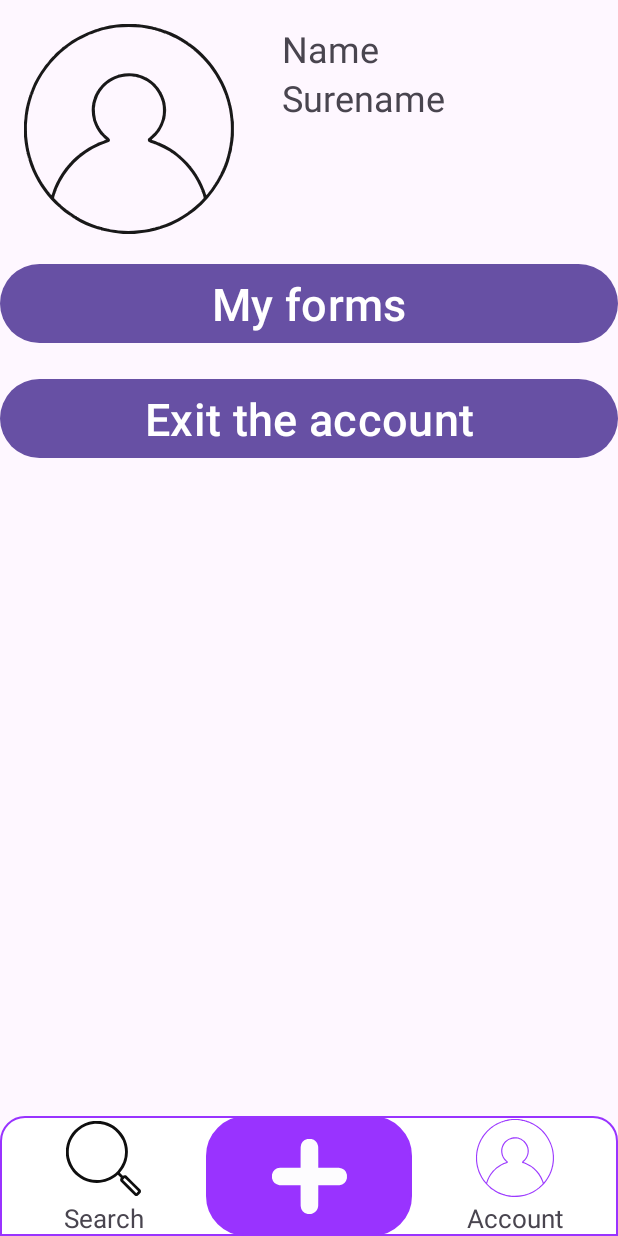
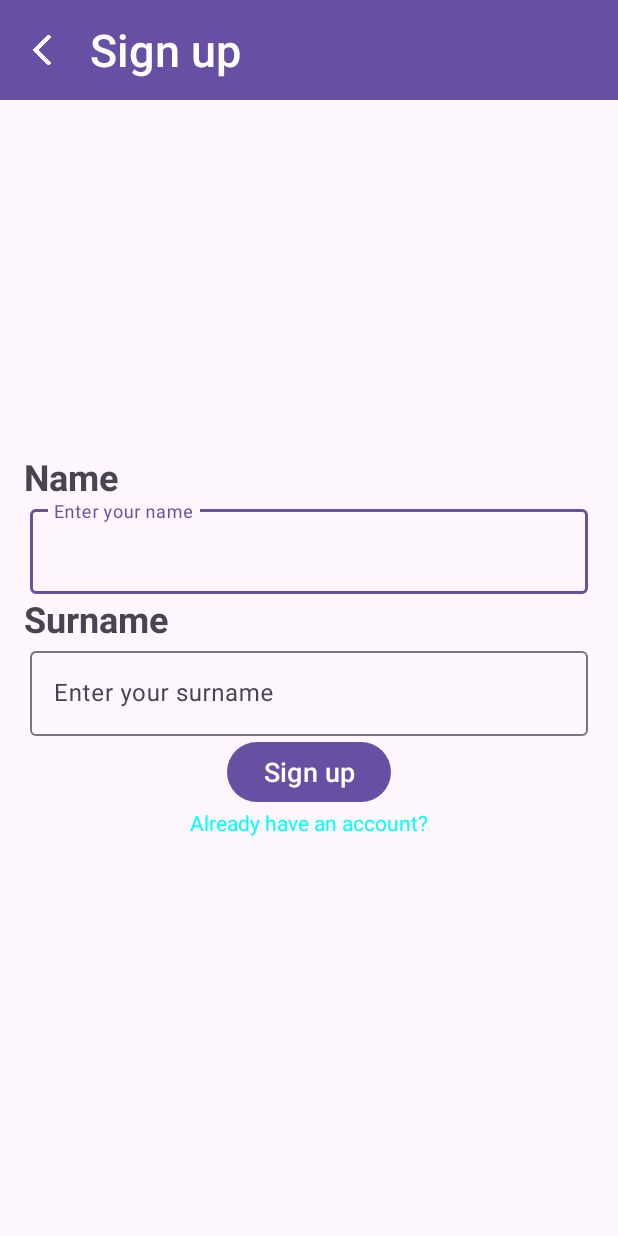
Before and after one commit to LoveAviation/FindMe, an Android app: the screen it shows after launch (MainActivity before the commit, RegistrationActivity after it), after a tap on "Button to open your account", on a phone screen of 412 x 824 dp. Run offline under Robolectric (Android 15) with nearby library versions, the phone set to English and light mode, and no system bars.

Commit message:
bundle transaction for registration

```diff
--- a/app/src/main/java/com/example/findme/MainActivity.kt
+++ b/app/src/main/java/com/example/findme/MainActivity.kt
@@ -1,11 +1,9 @@
 package com.example.findme
 
-import android.content.Context
 import android.content.Intent
 import android.content.SharedPreferences
 import android.graphics.PorterDuff.Mode
 import android.os.Bundle
-import android.util.AttributeSet
 import android.view.View
 import androidx.appcompat.app.AppCompatActivity
 import androidx.navigation.NavController
@@ -22,10 +20,15 @@ class MainActivity : AppCompatActivity() {
     private lateinit var navHostFragment : NavHostFragment
     private lateinit var navController : NavController
 
+    private lateinit var accountBundle: Bundle
+    private var accountName: String? = null
+    private var accountSurname: String? = null
+
     override fun onCreate(savedInstanceState: Bundle?) {
         super.onCreate(savedInstanceState)
         binding = ActivityMainBinding.inflate(layoutInflater)
         setContentView(binding.root)
+
         sharPref = getSharedPreferences("MySharedPref", MODE_PRIVATE)
         myEdit = sharPref.edit()
         navHostFragment  = supportFragmentManager.findFragmentById(R.id.MainFragmentHost) as NavHostFragment
@@ -34,15 +37,19 @@ class MainActivity : AppCompatActivity() {
         btnSelected = sharPref.getInt(key, 1)
         chooseBotBar(btnSelected)
 
-        binding.searchButton.setOnClickListener {
-            chooseBotBar(1)
+        val searchClickListener = View.OnClickListener{ chooseBotBar(1) }
+        val accountClickListener = View.OnClickListener{
+            if(accountName == null && accountSurname == null) startActivity(Intent(this, RegistrationActivity::class.java))
+            else chooseBotBar(3)
         }
+
+        binding.searchButton.setOnClickListener(searchClickListener)
+        binding.searchText.setOnClickListener(searchClickListener)
         binding.createButton.setOnClickListener {
             startActivity(Intent(this, CreateFormActivity::class.java))
         }
-        binding.accountButton.setOnClickListener {
-            chooseBotBar(3)
-        }
+        binding.accountButton.setOnClickListener(accountClickListener)
+        binding.accountText.setOnClickListener(accountClickListener)
     }
 
     private fun chooseBotBar(a: Int) {
--- /dev/null
+++ b/app/src/main/java/com/example/findme/RegistrationActivity.kt
@@ -0,0 +1,38 @@
+package com.example.findme
+
+import android.os.Bundle
+import androidx.appcompat.app.AppCompatActivity
+import com.example.findme.databinding.ActivityCreateFormBinding
+import com.example.findme.databinding.ActivityRegistrationBinding
+
+class RegistrationActivity : AppCompatActivity() {
+    private lateinit var binding : ActivityRegistrationBinding
+    private var status = 1 // 1 - sign up; 2- log in
+
+    override fun onCreate(savedInstanceState: Bundle?) {
+        super.onCreate(savedInstanceState)
+        binding = ActivityRegistrationBinding.inflate(layoutInflater)
+        setContentView(binding.root)
+
+        binding.registrationToolbar.setNavigationOnClickListener{
+            finish()
+        }
+
+        binding.changeRegistration.setOnClickListener{
+            when(status) {
+                1 -> {
+                    status = 2
+                    binding.registrationToolbar.title = getString(R.string.log_in)
+                    binding.button.text = getString(R.string.log_in)
+                    binding.changeRegistration.text = getString(R.string.create_account)
+                }
+                2 -> {
+                    status = 1
+                    binding.registrationToolbar.title = getString(R.string.sign_up)
+                    binding.button.text = getString(R.string.sign_up)
+                    binding.changeRegistration.text = getString(R.string.already_have_an_account)
+                }
+            }
+        }
+    }
+}
--- a/app/src/main/res/layout/activity_main.xml
+++ b/app/src/main/res/layout/activity_main.xml
@@ -34,6 +34,7 @@
                         app:srcCompat="@drawable/search_button"
                         android:background="@android:color/transparent" />
                     <TextView
+                        android:id="@+id/search_text"
                         android:layout_width="match_parent"
                         android:layout_height="wrap_content"
                         android:text="@string/search_text"
@@ -65,6 +66,7 @@
                         app:srcCompat="@drawable/profile_button"
                         android:background="@android:color/transparent" />
                     <TextView
+                        android:id="@+id/account_text"
                         android:layout_width="match_parent"
                         android:layout_height="wrap_content"
                         android:text="@string/account_text"
--- /dev/null
+++ b/app/src/main/res/layout/activity_registration.xml
@@ -0,0 +1,108 @@
+<?xml version="1.0" encoding="utf-8"?>
+<androidx.constraintlayout.widget.ConstraintLayout xmlns:android="http://schemas.android.com/apk/res/android"
+    xmlns:app="http://schemas.android.com/apk/res-auto"
+    xmlns:tools="http://schemas.android.com/tools"
+    android:id="@+id/main"
+    android:layout_width="match_parent"
+    android:layout_height="match_parent"
+    tools:context=".RegistrationActivity">
+
+    <androidx.appcompat.widget.Toolbar
+        android:id="@+id/registration_toolbar"
+        app:layout_constraintTop_toTopOf="parent"
+        app:layout_constraintStart_toStartOf="parent"
+        app:layout_constraintEnd_toEndOf="parent"
+        android:layout_width="match_parent"
+        android:layout_height="wrap_content"
+        android:background="?attr/colorPrimary"
+        android:minHeight="?attr/actionBarSize"
+        android:theme="?attr/actionBarTheme"
+        app:title="@string/sign_up"
+        app:titleTextAppearance="@style/ToolBarStyle"
+        app:buttonGravity="center_vertical"
+        android:paddingVertical="5dp"
+        app:navigationIcon="@drawable/back_button_resize" />
+
+    <TextView
+        android:id="@+id/name_text"
+        android:layout_width="match_parent"
+        android:layout_height="wrap_content"
+        android:layout_marginHorizontal="16dp"
+        app:layout_constraintStart_toStartOf="parent"
+        app:layout_constraintEnd_toEndOf="parent"
+        app:layout_constraintBottom_toTopOf="@id/name_textInputLayout"
+        android:text="@string/profile_name"
+        android:textSize="24sp"
+        android:textStyle="bold"/>
+
+    <com.google.android.material.textfield.TextInputLayout
+        android:id="@+id/name_textInputLayout"
+        android:layout_width="match_parent"
+        android:layout_height="wrap_content"
+        android:layout_marginHorizontal="20dp"
+        app:layout_constraintBottom_toTopOf="@id/surname_text"
+        app:layout_constraintStart_toStartOf="parent"
+        app:layout_constraintEnd_toEndOf="parent">
+
+        <com.google.android.material.textfield.TextInputEditText
+            android:id="@+id/name_editText"
+            android:layout_width="match_parent"
+            android:layout_height="wrap_content"
+            android:inputType="text"
+            android:maxLines="1"
+            android:imeOptions="actionNext"
+            android:hint="@string/enter_your_name" />
+    </com.google.android.material.textfield.TextInputLayout>
+    <TextView
+        android:id="@+id/surname_text"
+        android:layout_width="match_parent"
+        android:layout_height="wrap_content"
+        android:layout_marginHorizontal="16dp"
+        app:layout_constraintTop_toTopOf="parent"
+        app:layout_constraintBottom_toBottomOf="parent"
+        app:layout_constraintStart_toStartOf="parent"
+        app:layout_constraintEnd_toEndOf="parent"
+        android:text="@string/surname"
+        android:textSize="24sp"
+        android:textStyle="bold"/>
+
+    <com.google.android.material.textfield.TextInputLayout
+        android:id="@+id/surname_textInputLayout"
+        android:layout_width="match_parent"
+        android:layout_height="wrap_content"
+        android:layout_marginHorizontal="20dp"
+        app:layout_constraintTop_toBottomOf="@id/surname_text"
+        app:layout_constraintStart_toStartOf="parent"
+        app:layout_constraintEnd_toEndOf="parent">
+
+        <com.google.android.material.textfield.TextInputEditText
+            android:id="@+id/surname_editText"
+            android:layout_width="match_parent"
+            android:layout_height="wrap_content"
+            android:inputType="text"
+            android:maxLines="1"
+            android:imeOptions="actionDone"
+            android:hint="@string/enter_your_surname" />
+    </com.google.android.material.textfield.TextInputLayout>
+    <Button
+        android:id="@+id/button"
+        android:layout_width="wrap_content"
+        android:layout_height="wrap_content"
+        app:layout_constraintStart_toStartOf="parent"
+        app:layout_constraintEnd_toEndOf="parent"
+        app:layout_constraintTop_toBottomOf="@id/surname_textInputLayout"
+        android:text="@string/sign_up"
+        android:textSize="18sp"/>
+    <TextView
+        android:id="@+id/change_registration"
+        android:layout_width="wrap_content"
+        android:layout_height="wrap_content"
+        app:layout_constraintStart_toStartOf="parent"
+        app:layout_constraintEnd_toEndOf="parent"
+        app:layout_constraintTop_toBottomOf="@id/button"
+        android:text="@string/already_have_an_account"
+        android:textColor="@color/blue"/>
+
+
+
+</androidx.constraintlayout.widget.ConstraintLayout>
--- a/app/src/main/res/layout/fragment_account.xml
+++ b/app/src/main/res/layout/fragment_account.xml
@@ -32,7 +32,7 @@
         android:layout_width="wrap_content"
         android:layout_height="wrap_content"
         android:layout_marginStart="32dp"
-        android:text="@string/profile_surename"
+        android:text="@string/profile_surname"
         android:textSize="24sp"
         app:layout_constraintLeft_toRightOf="@+id/AvatarImage"
         app:layout_constraintTop_toBottomOf="@id/profileName" />
--- a/app/src/main/res/values/colors.xml
+++ b/app/src/main/res/values/colors.xml
@@ -3,5 +3,6 @@
     <color name="black">#FF000000</color>
     <color name="white">#FFFFFFFF</color>
     <color name="selected">#9933FF</color>
+    <color name="blue">#00FFFF</color>
     <color name="mtrl_textinput_default_box_stroke_color" tools:override="true">#9933FF</color>
 </resources>
--- a/app/src/main/res/values/strings.xml
+++ b/app/src/main/res/values/strings.xml
@@ -16,9 +16,15 @@
     <string name="sear_results_layout_description">Search results layout</string>
     <string name="avatar_descr">Avatar of your account</string>
     <string name="profile_name">Name</string>
-    <string name="profile_surename">Surename</string>
+    <string name="profile_surname">Surname</string>
     <string name="my_forms_button">My forms</string>
     <string name="exit_the_account_button">Exit the account</string>
-    <string name="create_your_account">Creat your account!</string>
-    <string name="sign_in">Sign in</string>
+    <string name="create_your_account">Create your account!</string>
+    <string name="sign_up">Sign up</string>
+    <string name="log_in">Log in</string>
+    <string name="enter_your_name">Enter your name</string>
+    <string name="surname">Surname</string>
+    <string name="enter_your_surname">Enter your surname</string>
+    <string name="already_have_an_account">Already have an account?</string>
+    <string name="create_account">Create account</string>
 </resources>
```
Also changed, not shown: app/src/main/AndroidManifest.xml (+6 -3 lines), app/src/main/java/com/example/findme/MainViewModel.kt (deleted, +0 -17 lines), app/src/main/java/com/example/findme/RegisterPage.kt (deleted, +0 -59 lines), app/src/main/res/layout/fragment_register_page.xml (deleted, +0 -26 lines).
